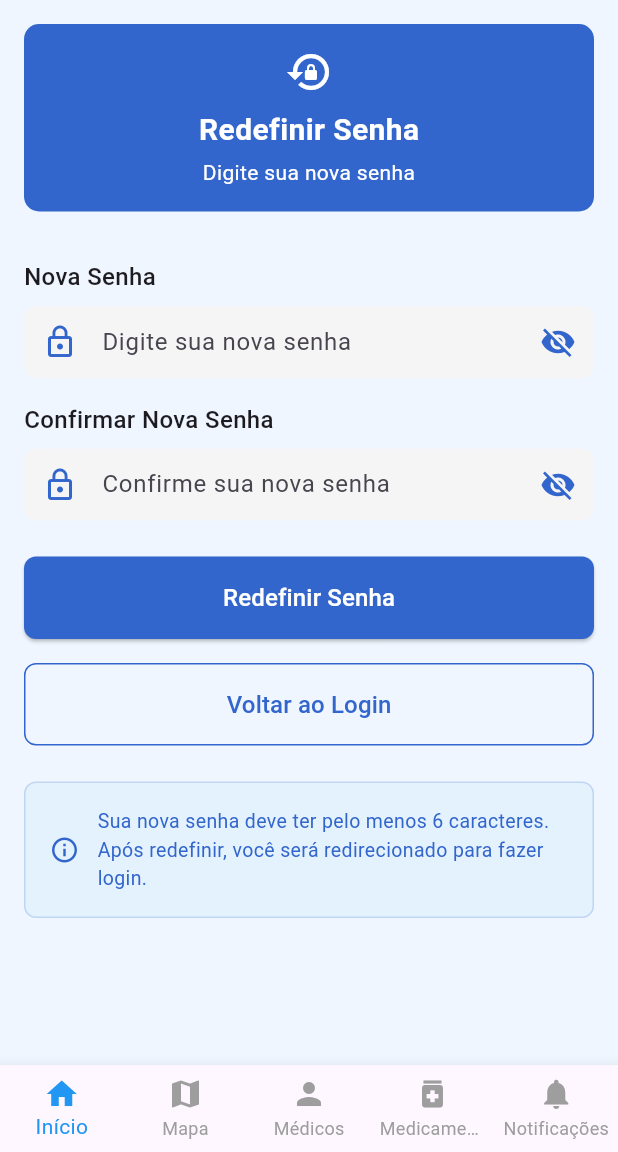
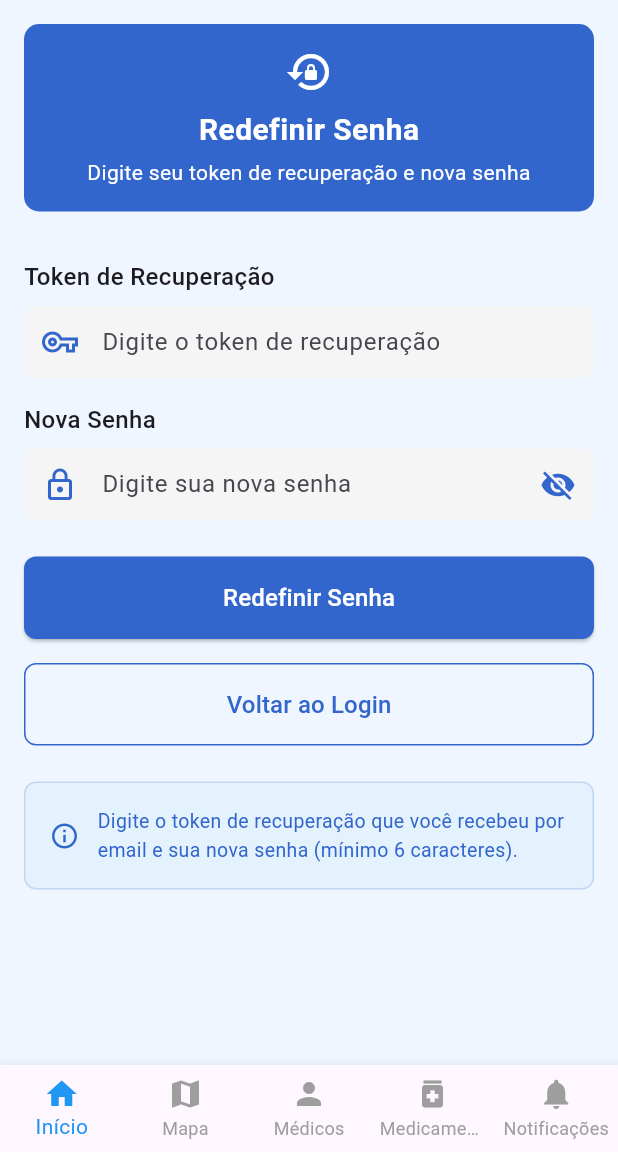
Before and after one commit to ElissonRochaa/MOBILE-25.1-BitHealth, a Flutter app: the ResetPasswordScreen screen opened directly, on a phone screen of 412 x 824 dp, the part 84-1236 px from its top. Run offline on Flutter 3.47's test engine with Material 3 defaults, Android fonts, the phone set to English and light mode, and no system bars; our stand-ins replace dio, flutter_map, latlong2, share_plus, shared_preferences; accounts and stored records are empty; network calls fail.

Commit message:
feat: logica de recuperação de senha

```diff
--- a/lib/view/pages/reset_password.dart
+++ b/lib/view/pages/reset_password.dart
@@ -12,28 +12,18 @@ class ResetPasswordScreen extends StatefulWidget {
 }
 
 class _ResetPasswordScreenState extends State<ResetPasswordScreen> {
+  final TextEditingController _tokenController = TextEditingController();
   final TextEditingController _passwordController = TextEditingController();
-  final TextEditingController _confirmPasswordController = TextEditingController();
   final _formKey = GlobalKey<FormState>();
 
   bool _isLoading = false;
   bool _obscurePassword = true;
-  bool _obscureConfirmPassword = true;
   int _selectedIndex = 0;
-  String? _token;
-
-  @override
-  void didChangeDependencies() {
-    super.didChangeDependencies();
-    // Pega o token dos argumentos da rota
-    final args = ModalRoute.of(context)?.settings.arguments as Map<String, dynamic>?;
-    _token = args?['token'];
-  }
 
   @override
   void dispose() {
+    _tokenController.dispose();
     _passwordController.dispose();
-    _confirmPasswordController.dispose();
     super.dispose();
   }
 
@@ -49,22 +39,12 @@ class _ResetPasswordScreenState extends State<ResetPasswordScreen> {
       return;
     }
 
-    if (_token == null || _token!.isEmpty) {
-      ScaffoldMessenger.of(context).showSnackBar(
-        const SnackBar(
-          content: Text('Token inválido. Solicite um novo link de recuperação.'),
-          backgroundColor: Colors.red,
-        ),
-      );
-      return;
-    }
-
     setState(() {
       _isLoading = true;
     });
 
     try {
-      final success = await UsuarioService.redefinirSenha(_token!, _passwordController.text.trim());
+      final success = await UsuarioService.redefinirSenha(_tokenController.text, _passwordController.text);
 
       setState(() {
         _isLoading = false;
@@ -79,7 +59,6 @@ class _ResetPasswordScreenState extends State<ResetPasswordScreen> {
             backgroundColor: Colors.green,
           ),
         );
-        // Aguarda um pouco para mostrar o sucesso e depois navega
         await Future.delayed(const Duration(seconds: 2));
         if (mounted) {
           _navegarParaLogin();
@@ -106,26 +85,6 @@ class _ResetPasswordScreenState extends State<ResetPasswordScreen> {
         ),
       );
     }
-  }
-
-  String? _validarSenha(String? value) {
-    if (value == null || value.isEmpty) {
-      return 'Por favor, insira uma senha';
-    }
-    if (value.length < 6) {
-      return 'A senha deve ter pelo menos 6 caracteres';
-    }
-    return null;
-  }
-
-  String? _validarConfirmacaoSenha(String? value) {
-    if (value == null || value.isEmpty) {
-      return 'Por favor, confirme sua senha';
-    }
-    if (value != _passwordController.text) {
-      return 'As senhas não coincidem';
-    }
-    return null;
   }
 
   @override
@@ -164,7 +123,7 @@ class _ResetPasswordScreenState extends State<ResetPasswordScreen> {
                       ),
                       SizedBox(height: 4),
                       Text(
-                        'Digite sua nova senha',
+                        'Digite seu token de recuperação e nova senha',
                         style: TextStyle(
                           color: Colors.white,
                           fontSize: 14,
@@ -175,6 +134,29 @@ class _ResetPasswordScreenState extends State<ResetPasswordScreen> {
                   ),
                 ),
                 const SizedBox(height: 32),
+
+                const Text(
+                  'Token de Recuperação',
+                  style: TextStyle(fontSize: 16, fontWeight: FontWeight.w500),
+                ),
+                const SizedBox(height: 8),
+
+                TextFormField(
+                  controller: _tokenController,
+                  decoration: InputDecoration(
+                    hintText: 'Digite o token de recuperação',
+                    border: OutlineInputBorder(
+                      borderRadius: BorderRadius.circular(8),
+                      borderSide: BorderSide.none,
+                    ),
+                    filled: true,
+                    fillColor: Colors.grey[100],
+                    contentPadding: const EdgeInsets.symmetric(horizontal: 16, vertical: 12),
+                    prefixIcon: const Icon(Icons.vpn_key_outlined, color: Color(0xFF3366CC)),
+                  ),
+                  enabled: !_isLoading,
+                ),
+                const SizedBox(height: 16),
 
                 const Text(
                   'Nova Senha',
@@ -207,43 +189,6 @@ class _ResetPasswordScreenState extends State<ResetPasswordScreen> {
                     ),
                   ),
                   obscureText: _obscurePassword,
-                  validator: _validarSenha,
-                  enabled: !_isLoading,
-                ),
-                const SizedBox(height: 16),
-
-                const Text(
-                  'Confirmar Nova Senha',
-                  style: TextStyle(fontSize: 16, fontWeight: FontWeight.w500),
-                ),
-                const SizedBox(height: 8),
-
-                TextFormField(
-                  controller: _confirmPasswordController,
-                  decoration: InputDecoration(
-                    hintText: 'Confirme sua nova senha',
-                    border: OutlineInputBorder(
-                      borderRadius: BorderRadius.circular(8),
-                      borderSide: BorderSide.none,
-                    ),
-                    filled: true,
-                    fillColor: Colors.grey[100],
-                    contentPadding: const EdgeInsets.symmetric(horizontal: 16, vertical: 12),
-                    prefixIcon: const Icon(Icons.lock_outline, color: Color(0xFF3366CC)),
-                    suffixIcon: IconButton(
-                      icon: Icon(
-                        _obscureConfirmPassword ? Icons.visibility_off : Icons.visibility,
-                        color: const Color(0xFF3366CC),
-                      ),
-                      onPressed: () {
-                        setState(() {
-                          _obscureConfirmPassword = !_obscureConfirmPassword;
-                        });
-                      },
-                    ),
-                  ),
-                  obscureText: _obscureConfirmPassword,
-                  validator: _validarConfirmacaoSenha,
                   enabled: !_isLoading,
                 ),
                 const SizedBox(height: 24),
@@ -311,8 +256,8 @@ class _ResetPasswordScreenState extends State<ResetPasswordScreen> {
                       ),
                       SizedBox(width: 12),
                       Expanded(
-                        child: Text(
-                          'Sua nova senha deve ter pelo menos 6 caracteres. Após redefinir, você será redirecionado para fazer login.',
+                        child:                         Text(
+                          'Digite o token de recuperação que você recebeu por email e sua nova senha (mínimo 6 caracteres).',
                           style: TextStyle(
                             color: Color(0xFF3366CC),
                             fontSize: 13,
```
